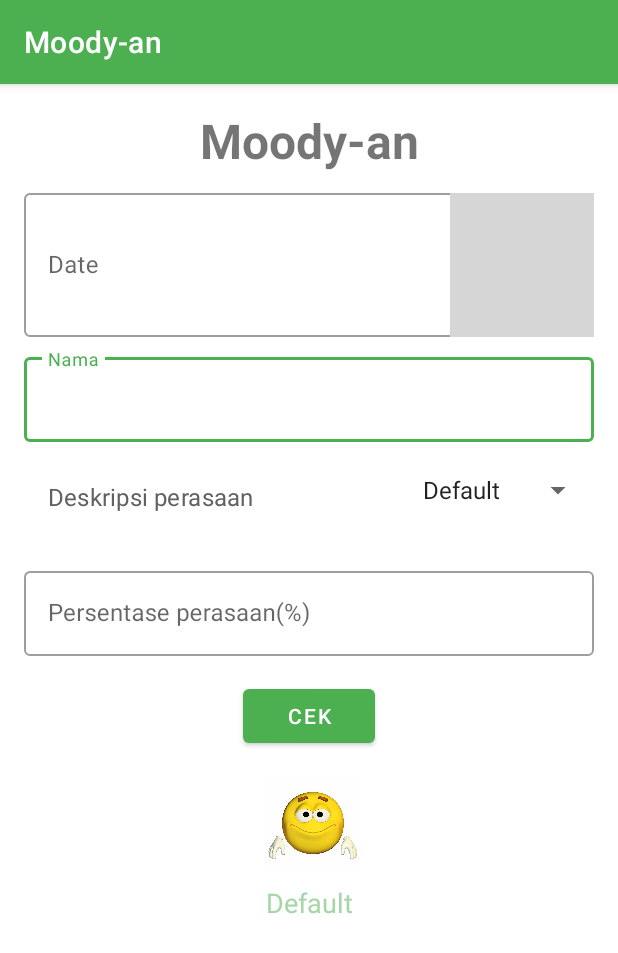
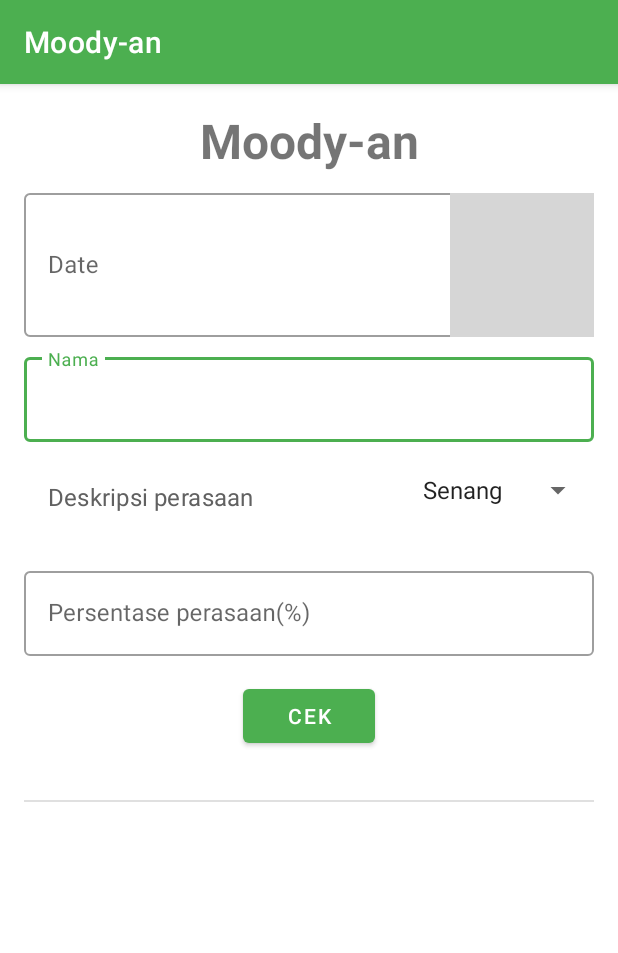
Before and after one commit to arnolddominggos0/Moodyan, an Android app: the screen it shows after launch (MainActivity), on a phone screen of 412 x 824 dp. Shown: the top 953 px of the screen. Run offline under Robolectric (Android 15) with nearby library versions, the phone set to English and light mode, and no system bars; grey boxes are pictures that could not be loaded.

Commit message:
Add Scroll View, memperbaiki sedikit tampilan & Memperbaiki sanity check

```diff
--- a/app/src/main/AndroidManifest.xml
+++ b/app/src/main/AndroidManifest.xml
@@ -14,7 +14,8 @@
 
         <activity
             android:name=".MainActivity"
-            android:exported="true">
+            android:exported="true"
+            android:windowSoftInputMode="stateHidden">
             <intent-filter>
                 <action android:name="android.intent.action.MAIN" />
 
--- a/app/src/main/java/org/d3if3024/moodyan/MainActivity.kt
+++ b/app/src/main/java/org/d3if3024/moodyan/MainActivity.kt
@@ -4,15 +4,11 @@ import android.app.DatePickerDialog
 import android.os.Bundle
 import android.util.Log
 import android.view.View
-import android.widget.AdapterView
-import android.widget.DatePicker
-import android.widget.Spinner
-import android.widget.Toast
+import android.widget.*
 import androidx.appcompat.app.AppCompatActivity
 import org.d3if3024.moodyan.databinding.ActivityMainBinding
 import java.text.SimpleDateFormat
 import java.util.*
-import kotlin.math.log
 
 class MainActivity : AppCompatActivity() {
     private lateinit var binding: ActivityMainBinding
@@ -23,6 +19,7 @@ class MainActivity : AppCompatActivity() {
         binding = ActivityMainBinding.inflate(layoutInflater)
         setContentView(binding.root)
 
+
         binding.etTanggal.setOnClickListener {
             // Mendapatkan tanggal saat ini
             val calendar = Calendar.getInstance()
@@ -32,8 +29,7 @@ class MainActivity : AppCompatActivity() {
 
             // Membuat instance dari DatePickerDialog
             val datePickerDialog = DatePickerDialog(
-                this@MainActivity,
-                { view, selectedYear, selectedMonth, selectedDay ->
+                this@MainActivity, { view, selectedYear, selectedMonth, selectedDay ->
 
                     // Membuat objek Date dari tanggal yang dipilih
                     val selectedDate = Calendar.getInstance().apply {
@@ -43,22 +39,19 @@ class MainActivity : AppCompatActivity() {
                     // Mengecek apakah tanggal yang dipilih melebihi tanggal saat ini
                     if (selectedDate.after(Calendar.getInstance().time)) {
                         Toast.makeText(
-                            this@MainActivity,
-                            "Tanggal tidak valid!",
-                            Toast.LENGTH_SHORT
+                            this@MainActivity, "Tanggal tidak valid!", Toast.LENGTH_SHORT
                         ).show()
                     } else {
                         // Mengubah tanggal yang dipilih menjadi string dengan format tertentu
-                        val dateString = SimpleDateFormat("dd-MM-yyyy", Locale.getDefault())
-                            .format(selectedDate)
+                        val dateString =
+                            SimpleDateFormat("dd-MM-yyyy", Locale.getDefault()).format(
+                                selectedDate
+                            )
 
                         // Set tanggal yang dipilih ke TextInputEditText
                         binding.etTanggal.setText(dateString)
                     }
-                },
-                year,
-                month,
-                day
+                }, year, month, day
             )
 
             // Tampilkan DatePickerDialog
@@ -81,6 +74,7 @@ class MainActivity : AppCompatActivity() {
             //pengecekan inputan kosong atau tidak valid
             if (tanggal.isBlank()) {
                 Toast.makeText(this, "Tanggal tidak boleh kosong", Toast.LENGTH_SHORT).show()
+                return@setOnClickListener
             } else if (nama.isBlank()) {
                 Toast.makeText(this, "Nama tidak boleh kosong", Toast.LENGTH_SHORT).show()
             } else if (deskPerasaan.isBlank()) {
@@ -88,6 +82,7 @@ class MainActivity : AppCompatActivity() {
                     .show()
             } else if (persentase == null || persentase < 1 || persentase > 100) {
                 Toast.makeText(this, "Persentase harus di antara 1-100", Toast.LENGTH_SHORT).show()
+                return@setOnClickListener
             } else {
                 // Jika input valid, tampilkan ke TextView
                 val resultText =
@@ -108,10 +103,7 @@ class MainActivity : AppCompatActivity() {
         this.onItemSelectedListener = object : AdapterView.OnItemSelectedListener {
             override fun onNothingSelected(parent: AdapterView<*>?) {}
             override fun onItemSelected(
-                parent: AdapterView<*>?,
-                view: View?,
-                position: Int,
-                id: Long
+                parent: AdapterView<*>?, view: View?, position: Int, id: Long
             ) {
                 action(position)
                 val mood = parent?.getItemAtPosition(position).toString()
--- a/app/src/main/res/layout/activity_main.xml
+++ b/app/src/main/res/layout/activity_main.xml
@@ -1,10 +1,15 @@
 <?xml version="1.0" encoding="utf-8"?>
-<androidx.constraintlayout.widget.ConstraintLayout xmlns:android="http://schemas.android.com/apk/res/android"
+<ScrollView
+    xmlns:android="http://schemas.android.com/apk/res/android"
     xmlns:app="http://schemas.android.com/apk/res-auto"
     xmlns:tools="http://schemas.android.com/tools"
     android:layout_width="match_parent"
-    android:layout_height="match_parent">
+    android:layout_height="match_parent"
+    tools:context=".MainActivity">
 
+    <androidx.constraintlayout.widget.ConstraintLayout
+        android:layout_width="match_parent"
+        android:layout_height="wrap_content">
 
         <TextView
             android:id="@+id/tv_title"
@@ -17,7 +22,6 @@
             android:textStyle="bold"
             app:layout_constraintBottom_toTopOf="@+id/tlTanggal"
             app:layout_constraintEnd_toEndOf="parent"
-        app:layout_constraintHorizontal_bias="0.5"
             app:layout_constraintStart_toStartOf="parent"
             app:layout_constraintTop_toTopOf="parent" />
 
@@ -32,8 +36,7 @@
             app:endIconContentDescription="@string/date"
             app:endIconDrawable="@drawable/ic_baseline_date_range_24"
             app:endIconMode="custom"
-        app:layout_constraintTop_toBottomOf="@id/tv_title"
-        tools:layout_editor_absoluteX="20dp">
+            app:layout_constraintTop_toBottomOf="@id/tv_title">
 
             <com.google.android.material.textfield.TextInputEditText
                 android:id="@+id/etTanggal"
@@ -137,23 +140,32 @@
         app:layout_constraintStart_toStartOf="parent"
         app:layout_constraintTop_toBottomOf="@+id/percentage_hint" />
 
+        <View
+            android:id="@+id/divider"
+            android:layout_width="match_parent"
+            android:layout_height="1dp"
+            android:layout_marginStart="16dp"
+            android:layout_marginTop="32dp"
+            android:layout_marginEnd="16dp"
+            android:background="?android:attr/listDivider"
+            app:layout_constraintEnd_toEndOf="parent"
+            app:layout_constraintStart_toStartOf="parent"
+            app:layout_constraintTop_toBottomOf="@+id/buttonCek" />
+
     <ImageView
         android:id="@+id/tvHasil"
         android:layout_width="64dp"
         android:layout_height="64dp"
         android:layout_marginTop="16dp"
-        android:src="@drawable/ic_default_emoticon"
         app:layout_constraintEnd_toEndOf="parent"
-        app:layout_constraintHorizontal_bias="0.507"
         app:layout_constraintStart_toStartOf="parent"
-        app:layout_constraintTop_toBottomOf="@+id/buttonCek" />
+        app:layout_constraintTop_toBottomOf="@+id/divider" />
 
     <TextView
         android:id="@+id/tvResult"
         android:layout_width="wrap_content"
         android:layout_height="wrap_content"
         android:layout_marginTop="8dp"
-        android:text="Default"
         android:textColor="@color/green_200"
         android:textSize="18sp"
         app:layout_constraintEnd_toEndOf="parent"
@@ -162,3 +174,4 @@
 
 
 </androidx.constraintlayout.widget.ConstraintLayout>
+</ScrollView>
--- a/app/src/main/res/values-night/strings.xml
+++ b/app/src/main/res/values-night/strings.xml
@@ -5,9 +5,7 @@
     <string name="cek">Cek</string>
     <string name="persenan">Persentase perasaan(%)</string>
     <string name="date">Date</string>
-    <string name="senang">Senang</string>
     <string-array name="list_perasaan">
-        <item>Default</item>
         <item>Senang</item>
         <item>Sedih</item>
         <item>Marah</item>
--- a/app/src/main/res/values/strings.xml
+++ b/app/src/main/res/values/strings.xml
@@ -5,9 +5,7 @@
     <string name="cek">Cek</string>
     <string name="persenan">Persentase perasaan(%)</string>
     <string name="date">Date</string>
-    <string name="senang">Senang</string>
     <string-array name="list_perasaan">
-        <item>Default</item>
         <item>Senang</item>
         <item>Sedih</item>
         <item>Marah</item>
```
Lines whose indentation alone changed are shown as unchanged.
